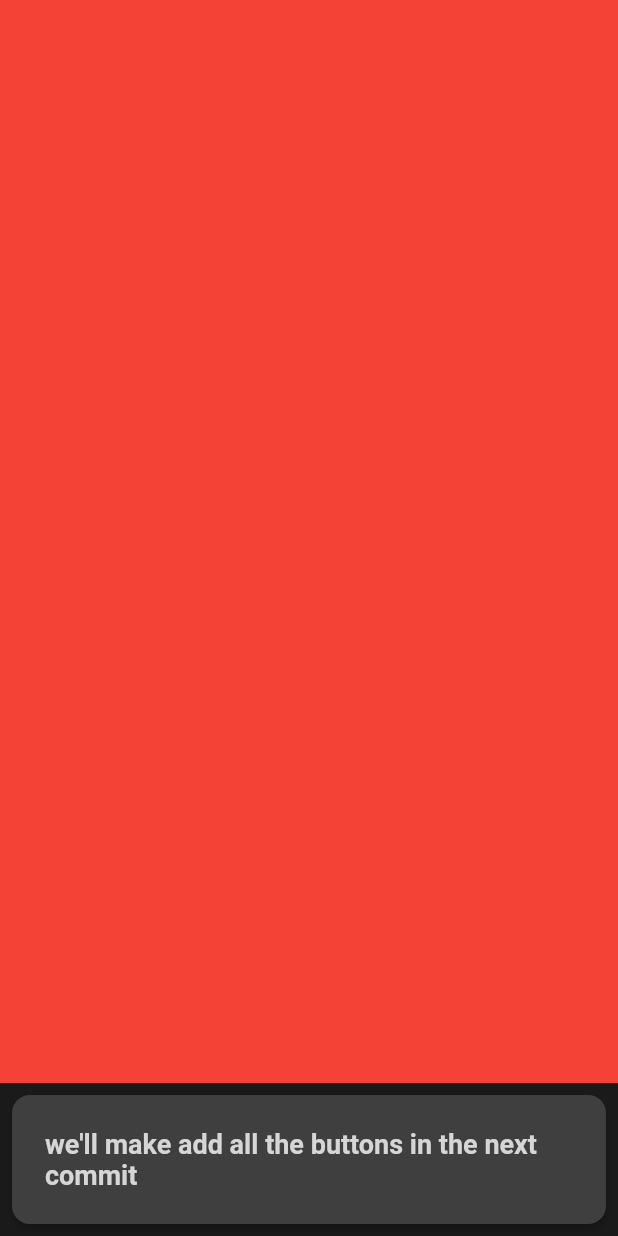
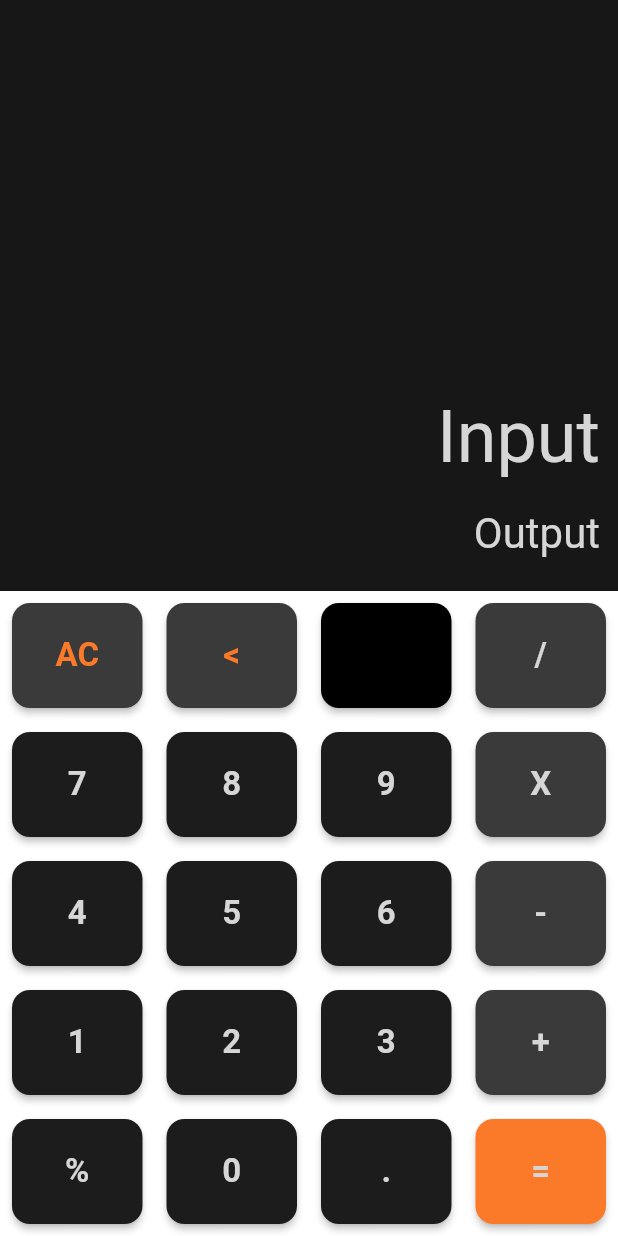
Before and after one commit to aakashchamola/calculator_1, a Flutter app: the screen it shows after launch, on a phone screen of 412 x 824 dp. Run offline on Flutter 3.47's test engine with Material 2 defaults, Android fonts, the phone set to English and light mode, and no system bars.

Commit message:
basic app ui complete

```diff
--- a/lib/constants.dart
+++ b/lib/constants.dart
@@ -1,9 +1,12 @@
 import 'package:flutter/material.dart';
 
 class AppColors {
-  static const Color bgBlack = Color.fromARGB(255, 27, 26, 26);
-  static const Color bgButtonBlack1 = Color.fromARGB(255, 64, 63, 63);
-  static const Color bgButton2 = Color.fromARGB(255, 64, 63, 63);
+  static const Color bgBlack = Color.fromARGB(255, 0, 0, 0);
+  static const Color bgRed = Colors.red;
+  static const Color bgLightBlack = Color.fromARGB(255, 23, 23, 23);
+  static const Color bgButtonBlack1 = Color.fromARGB(255, 28, 28, 28);
+  static const Color bgButtonBlack2 = Color.fromARGB(255, 59, 58, 58);
+  static const Color bgButtonOrange2 = Color.fromARGB(255, 251, 122, 41);
   static const Color buttonTextWhite1 = Color.fromARGB(255, 214, 214, 214);
-  static const Color buttonText2 = Color.fromARGB(255, 214, 214, 214);
+  static const Color buttonTextOrange2 = Color.fromARGB(255, 251, 122, 41);
 }
--- a/lib/main.dart
+++ b/lib/main.dart
@@ -18,18 +18,131 @@ class _CalculatorState extends State<Calculator> {
   @override
   Widget build(BuildContext context) {
     return Scaffold(
-      backgroundColor: AppColors.bgBlack,
+      backgroundColor: Colors.transparent,
       body: Column(
         children: [
-          //Responsive Result area
+          //input output area
           Expanded(
               child: Container(
-            color: Colors.red,
+            width: double.infinity,
+            color: AppColors.bgLightBlack,
+            padding: const EdgeInsets.all(12),
+            child: const Column(
+              mainAxisAlignment: MainAxisAlignment.end,
+              crossAxisAlignment: CrossAxisAlignment.end,
+              children: [
+                Text(
+                  "Input",
+                  style: TextStyle(
+                    fontSize: 48,
+                    color: AppColors.buttonTextWhite1,
+                  ),
+                ),
+                SizedBox(
+                  height: 20,
+                ),
+                Text(
+                  "Output",
+                  style: TextStyle(
+                    fontSize: 28,
+                    color: AppColors.buttonTextWhite1,
+                  ),
+                ),
+                SizedBox(
+                  height: 10,
+                ),
+              ],
+            ),
           )),
           //Buttons Area
           Row(
             children: [
-              button(text: "we'll make add all the buttons in the next commit"),
+              button(
+                text: 'AC',
+                textColor: AppColors.buttonTextOrange2,
+                buttonColor: AppColors.bgButtonBlack2,
+              ),
+              button(
+                text: '<',
+                textColor: AppColors.buttonTextOrange2,
+                buttonColor: AppColors.bgButtonBlack2,
+              ),
+              button(
+                text: '',
+                buttonColor: AppColors.bgBlack,
+              ),
+              button(
+                text: '/',
+                buttonColor: AppColors.bgButtonBlack2,
+              ),
+            ],
+          ),
+          Row(
+            children: [
+              button(
+                text: '7',
+              ),
+              button(
+                text: '8',
+              ),
+              button(
+                text: '9',
+              ),
+              button(
+                text: 'X',
+                buttonColor: AppColors.bgButtonBlack2,
+              ),
+            ],
+          ),
+          Row(
+            children: [
+              button(
+                text: '4',
+              ),
+              button(
+                text: '5',
+              ),
+              button(
+                text: '6',
+              ),
+              button(
+                text: '-',
+                buttonColor: AppColors.bgButtonBlack2,
+              ),
+            ],
+          ),
+          Row(
+            children: [
+              button(
+                text: '1',
+              ),
+              button(
+                text: '2',
+              ),
+              button(
+                text: '3',
+              ),
+              button(
+                text: '+',
+                buttonColor: AppColors.bgButtonBlack2,
+              ),
+            ],
+          ),
+          Row(
+            children: [
+              button(
+                text: '%',
+              ),
+              button(
+                text: '0',
+              ),
+              button(
+                text: '.',
+              ),
+              button(
+                text: '=',
+                buttonColor: AppColors.bgButtonOrange2,
+              ),
             ],
           ),
         ],
@@ -55,7 +168,7 @@ class _CalculatorState extends State<Calculator> {
               child: Text(
                 text,
                 style: TextStyle(
-                  fontSize: 18,
+                  fontSize: 22,
                   color: textColor,
                   fontWeight: FontWeight.bold,
                 ),
```
